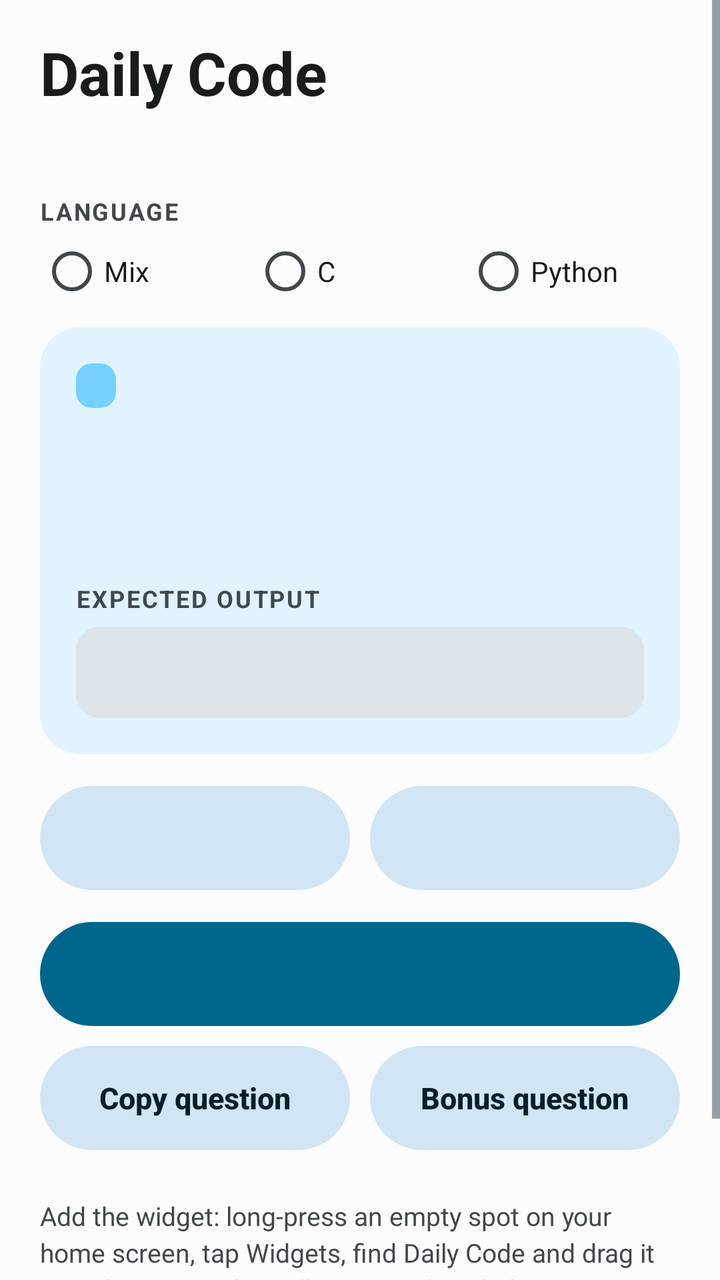
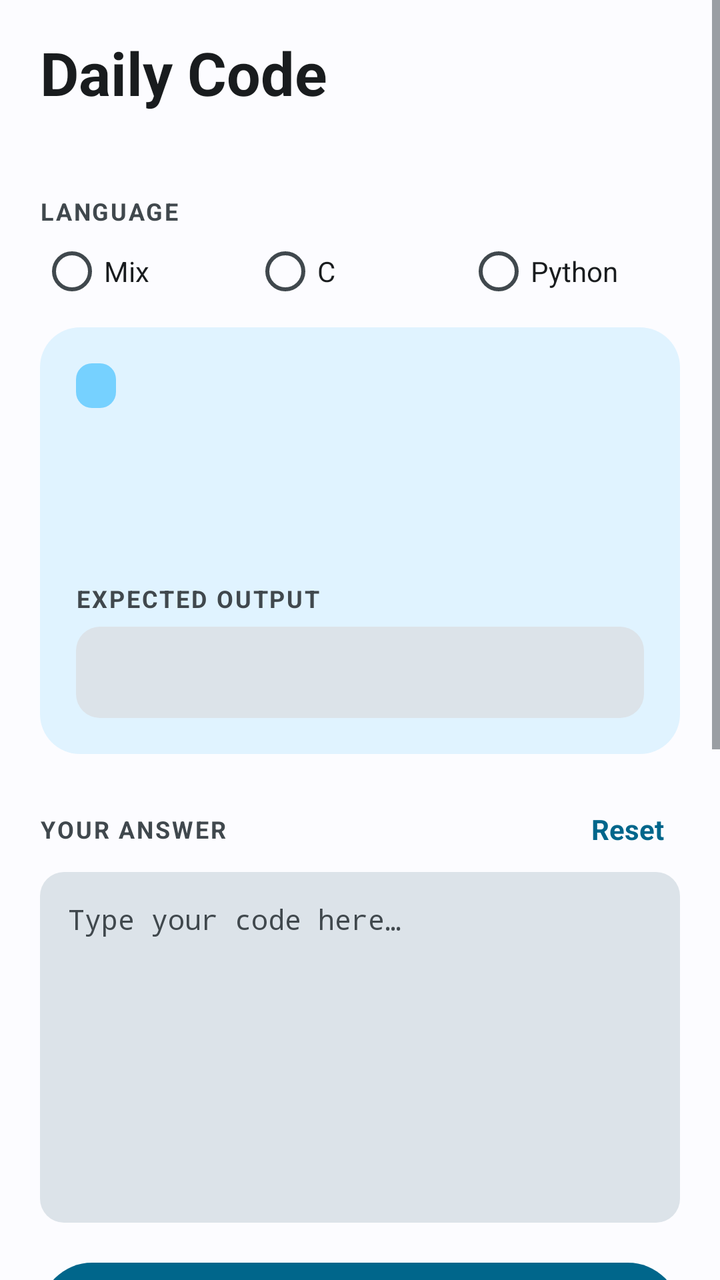

The first picture is an Android layout as it rendered before a commit; the second is the same layout after the commit. The layout source and the unified diff follow.
<!-- AndroidManifest.xml: application theme Theme.DailyCode -->
<!-- res/layout/activity_main.xml -->
<?xml version="1.0" encoding="utf-8"?>
<ScrollView xmlns:android="http://schemas.android.com/apk/res/android"
    android:id="@+id/scroll"
    android:layout_width="match_parent"
    android:layout_height="match_parent"
    android:background="@color/app_bg"
    android:clipToPadding="false"
    android:fillViewport="true">

    <LinearLayout
        android:id="@+id/content"
        android:layout_width="match_parent"
        android:layout_height="wrap_content"
        android:orientation="vertical"
        android:paddingStart="20dp"
        android:paddingTop="16dp"
        android:paddingEnd="20dp"
        android:paddingBottom="24dp">

        <TextView
            android:layout_width="wrap_content"
            android:layout_height="wrap_content"
            android:text="@string/app_name"
            android:textColor="@color/text_primary"
            android:textSize="30sp"
            android:textStyle="bold" />

        <TextView
            android:id="@+id/text_meta"
            android:layout_width="wrap_content"
            android:layout_height="wrap_content"
            android:layout_marginTop="2dp"
            android:textColor="@color/text_secondary"
            android:textSize="14sp" />

        <TextView
            style="@style/SectionLabel"
            android:layout_marginTop="20dp"
            android:text="@string/label_language" />

        <RadioGroup
            android:id="@+id/mode_group"
            android:layout_width="match_parent"
            android:layout_height="wrap_content"
            android:orientation="horizontal">

            <RadioButton
                android:id="@+id/mode_mix"
                android:layout_width="0dp"
                android:layout_height="wrap_content"
                android:layout_weight="1"
                android:text="@string/mode_mix"
                android:textColor="@color/text_primary" />

            <RadioButton
                android:id="@+id/mode_c"
                android:layout_width="0dp"
                android:layout_height="wrap_content"
                android:layout_weight="1"
                android:text="@string/mode_c"
                android:textColor="@color/text_primary" />

            <RadioButton
                android:id="@+id/mode_python"
                android:layout_width="0dp"
                android:layout_height="wrap_content"
                android:layout_weight="1"
                android:text="@string/mode_python"
                android:textColor="@color/text_primary" />
        </RadioGroup>

        
        <LinearLayout
            android:layout_width="match_parent"
            android:layout_height="wrap_content"
            android:layout_marginTop="12dp"
            android:background="@drawable/card_bg"
            android:orientation="vertical"
            android:padding="18dp">

            <LinearLayout
                android:layout_width="match_parent"
                android:layout_height="wrap_content"
                android:gravity="center_vertical"
                android:orientation="horizontal">

                <TextView
                    android:id="@+id/chip_lang"
                    android:layout_width="wrap_content"
                    android:layout_height="wrap_content"
                    android:background="@drawable/chip_py"
                    android:letterSpacing="0.06"
                    android:paddingStart="10dp"
                    android:paddingTop="3dp"
                    android:paddingEnd="10dp"
                    android:paddingBottom="3dp"
                    android:textColor="@color/chip_text"
                    android:textSize="12sp"
                    android:textStyle="bold" />

                <TextView
                    android:id="@+id/text_difficulty"
                    android:layout_width="wrap_content"
                    android:layout_height="wrap_content"
                    android:layout_marginStart="10dp"
                    android:textColor="@color/text_secondary"
                    android:textSize="13sp" />

                <TextView
                    android:id="@+id/text_bonus"
                    android:layout_width="wrap_content"
                    android:layout_height="wrap_content"
                    android:layout_marginStart="10dp"
                    android:text="@string/label_bonus"
                    android:textColor="@color/accent"
                    android:textSize="13sp"
                    android:textStyle="bold"
                    android:visibility="gone" />
            </LinearLayout>

            <TextView
                android:id="@+id/text_title"
                android:layout_width="match_parent"
                android:layout_height="wrap_content"
                android:layout_marginTop="12dp"
                android:textColor="@color/text_primary"
                android:textIsSelectable="true"
                android:textSize="22sp"
                android:textStyle="bold" />

            <TextView
                android:id="@+id/text_prompt"
                android:layout_width="match_parent"
                android:layout_height="wrap_content"
                android:layout_marginTop="8dp"
                android:lineSpacingExtra="4dp"
                android:textColor="@color/text_primary"
                android:textIsSelectable="true"
                android:textSize="16sp" />

            <TextView
                style="@style/SectionLabel"
                android:layout_marginTop="16dp"
                android:text="@string/label_expected_output" />

            <HorizontalScrollView
                android:layout_width="match_parent"
                android:layout_height="wrap_content"
                android:background="@drawable/code_bg"
                android:scrollbars="none">

                <TextView
                    android:id="@+id/text_output"
                    style="@style/CodeText" />
            </HorizontalScrollView>
        </LinearLayout>

        <LinearLayout
            android:layout_width="match_parent"
            android:layout_height="wrap_content"
            android:layout_marginTop="16dp"
            android:orientation="horizontal">

            <Button
                android:id="@+id/btn_hint"
                style="@style/SecondaryButton"
                android:layout_width="0dp"
                android:layout_weight="1" />

            <Button
                android:id="@+id/btn_solution"
                style="@style/SecondaryButton"
                android:layout_width="0dp"
                android:layout_marginStart="10dp"
                android:layout_weight="1" />
        </LinearLayout>

        <LinearLayout
            android:id="@+id/hint_box"
            android:layout_width="match_parent"
            android:layout_height="wrap_content"
            android:layout_marginTop="12dp"
            android:background="@drawable/card_bg"
            android:orientation="vertical"
            android:padding="16dp"
            android:visibility="gone">

            <TextView
                android:layout_width="wrap_content"
                android:layout_height="wrap_content"
                android:text="@string/label_hint"
                android:textColor="@color/text_primary"
                android:textSize="15sp"
                android:textStyle="bold" />

            <TextView
                android:id="@+id/text_hint"
                android:layout_width="match_parent"
                android:layout_height="wrap_content"
                android:layout_marginTop="6dp"
                android:lineSpacingExtra="3dp"
                android:textColor="@color/text_primary"
                android:textIsSelectable="true"
                android:textSize="15sp" />
        </LinearLayout>

        <LinearLayout
            android:id="@+id/solution_box"
            android:layout_width="match_parent"
            android:layout_height="wrap_content"
            android:layout_marginTop="12dp"
            android:orientation="vertical"
            android:visibility="gone">

            <TextView
                style="@style/SectionLabel"
                android:text="@string/label_solution" />

            <HorizontalScrollView
                android:layout_width="match_parent"
                android:layout_height="wrap_content"
                android:background="@drawable/code_bg"
                android:scrollbars="none">

                <TextView
                    android:id="@+id/text_solution"
                    style="@style/CodeText" />
            </HorizontalScrollView>
        </LinearLayout>

        <Button
            android:id="@+id/btn_solved"
            style="@style/PrimaryButton"
            android:layout_width="match_parent"
            android:layout_marginTop="16dp" />

        <LinearLayout
            android:layout_width="match_parent"
            android:layout_height="wrap_content"
            android:layout_marginTop="10dp"
            android:orientation="horizontal">

            <Button
                android:id="@+id/btn_copy"
                style="@style/SecondaryButton"
                android:layout_width="0dp"
                android:layout_weight="1"
                android:text="@string/btn_copy" />

            <Button
                android:id="@+id/btn_bonus"
                style="@style/SecondaryButton"
                android:layout_width="0dp"
                android:layout_marginStart="10dp"
                android:layout_weight="1"
                android:text="@string/btn_bonus" />
        </LinearLayout>

        <TextView
            android:layout_width="match_parent"
            android:layout_height="wrap_content"
            android:layout_marginTop="24dp"
            android:lineSpacingExtra="3dp"
            android:text="@string/tip_widget"
            android:textColor="@color/text_secondary"
            android:textSize="13sp" />
    </LinearLayout>
</ScrollView>
<!-- resources referenced by this layout -->
<resources>
  <color name="accent">@android:color/system_accent1_600</color>
  <color name="app_bg">@android:color/system_neutral1_10</color>
  <color name="chip_text">@android:color/system_neutral1_900</color>
  <color name="text_primary">@android:color/system_neutral1_900</color>
  <color name="text_secondary">@android:color/system_neutral2_700</color>
  <!-- drawable card_bg (drawable) -->
  <?xml version="1.0" encoding="utf-8"?>
  <shape xmlns:android="http://schemas.android.com/apk/res/android" android:shape="rectangle">
      <solid android:color="@color/card_bg" />
      <corners android:radius="20dp" />
  </shape>
  <!-- drawable chip_py (drawable) -->
  <?xml version="1.0" encoding="utf-8"?>
  <shape xmlns:android="http://schemas.android.com/apk/res/android" android:shape="rectangle">
      <solid android:color="@color/chip_py" />
      <corners android:radius="8dp" />
  </shape>
  <!-- drawable code_bg (drawable) -->
  <?xml version="1.0" encoding="utf-8"?>
  <shape xmlns:android="http://schemas.android.com/apk/res/android" android:shape="rectangle">
      <solid android:color="@color/code_bg" />
      <corners android:radius="12dp" />
  </shape>
  <string name="app_name">Daily Code</string>
  <string name="btn_bonus">Bonus question</string>
  <string name="btn_copy">Copy question</string>
  <string name="label_bonus">BONUS</string>
  <string name="label_expected_output">Expected output</string>
  <string name="label_hint">💡 Hint</string>
  <string name="label_language">Language</string>
  <string name="label_solution">Solution</string>
  <string name="mode_c">C</string>
  <string name="mode_mix">Mix</string>
  <string name="mode_python">Python</string>
  <string name="tip_widget">Add the widget: long-press an empty spot on your home screen, tap Widgets, find Daily Code and drag it into place. Stretch it taller to see the whole question.\n\nMix alternates Python and C each day. Questions start easy and get harder as the days go on.</string>
  <style name="PrimaryButton" parent="BaseButton">
          <item name="android:background">@drawable/btn_primary</item>
          <item name="android:textColor">@color/on_btn_primary</item>
      </style>
  <style name="SecondaryButton" parent="BaseButton">
          <item name="android:background">@drawable/btn_secondary</item>
          <item name="android:textColor">@color/on_btn_secondary</item>
      </style>
  <color name="card_bg">@android:color/system_accent2_50</color>
  <color name="chip_py">@android:color/system_accent1_200</color>
  <color name="code_bg">@android:color/system_neutral2_100</color>
  <color name="code_text">@android:color/system_neutral1_900</color>
  <!-- drawable btn_primary (drawable) -->
  <?xml version="1.0" encoding="utf-8"?>
  <ripple xmlns:android="http://schemas.android.com/apk/res/android"
      android:color="?android:attr/colorControlHighlight">
      <item>
          <shape android:shape="rectangle">
              <solid android:color="@color/btn_primary" />
              <corners android:radius="100dp" />
          </shape>
      </item>
  </ripple>
  <color name="on_btn_primary">@android:color/system_accent1_0</color>
  <color name="on_btn_secondary">@android:color/system_accent2_900</color>
  <color name="btn_primary">@android:color/system_accent1_600</color>
  <color name="btn_secondary">@android:color/system_accent2_100</color>
  <!-- unchanged entries left out for length: 5 -->
</resources>

<!-- the commit's change to res/layout/activity_main.xml (unified diff, before → after) -->
@@ -1,9 +1,14 @@
 <?xml version="1.0" encoding="utf-8"?>
-<ScrollView xmlns:android="http://schemas.android.com/apk/res/android"
+<FrameLayout xmlns:android="http://schemas.android.com/apk/res/android"
+    android:id="@+id/root"
+    android:layout_width="match_parent"
+    android:layout_height="match_parent"
+    android:background="@color/app_bg">
+
+<ScrollView
     android:id="@+id/scroll"
     android:layout_width="match_parent"
     android:layout_height="match_parent"
-    android:background="@color/app_bg"
     android:clipToPadding="false"
     android:fillViewport="true">
 
@@ -155,6 +160,107 @@
             </HorizontalScrollView>
         </LinearLayout>
 
+        
+        <LinearLayout
+            android:id="@+id/answer_section"
+            android:layout_width="match_parent"
+            android:layout_height="wrap_content"
+            android:layout_marginTop="20dp"
+            android:orientation="vertical">
+
+            <LinearLayout
+                android:layout_width="match_parent"
+                android:layout_height="wrap_content"
+                android:gravity="center_vertical"
+                android:orientation="horizontal">
+
+                <TextView
+                    style="@style/SectionLabel"
+                    android:layout_width="0dp"
+                    android:layout_marginBottom="0dp"
+                    android:layout_weight="1"
+                    android:text="@string/label_your_answer" />
+
+                <TextView
+                    android:id="@+id/btn_reset"
+                    android:layout_width="wrap_content"
+                    android:layout_height="wrap_content"
+                    android:background="?android:attr/selectableItemBackground"
+                    android:padding="8dp"
+                    android:text="@string/btn_reset"
+                    android:textColor="@color/accent"
+                    android:textSize="14sp"
+                    android:textStyle="bold" />
+            </LinearLayout>
+
+            <EditText
+                android:id="@+id/code_input"
+                android:layout_width="match_parent"
+                android:layout_height="wrap_content"
+                android:layout_marginTop="4dp"
+                android:background="@drawable/code_bg"
+                android:fontFamily="monospace"
+                android:gravity="top|start"
+                android:hint="@string/code_hint"
+                android:imeOptions="flagNoExtractUi"
+                android:importantForAutofill="no"
+                android:inputType="textMultiLine|textNoSuggestions|textVisiblePassword"
+                android:lineSpacingExtra="2dp"
+                android:minLines="8"
+                android:padding="14dp"
+                android:textColor="@color/code_text"
+                android:textColorHint="@color/text_secondary"
+                android:textSize="14sp" />
+
+            <HorizontalScrollView
+                android:layout_width="match_parent"
+                android:layout_height="wrap_content"
+                android:layout_marginTop="8dp"
+                android:scrollbars="none">
+
+                <LinearLayout
+                    android:id="@+id/symbol_bar"
+                    android:layout_width="wrap_content"
+                    android:layout_height="wrap_content"
+                    android:orientation="horizontal" />
+            </HorizontalScrollView>
+
+            <Button
+                android:id="@+id/btn_run"
+                style="@style/PrimaryButton"
+                android:layout_width="match_parent"
+                android:layout_marginTop="12dp"
+                android:text="@string/btn_run" />
+
+            <LinearLayout
+                android:id="@+id/result_box"
+                android:layout_width="match_parent"
+                android:layout_height="wrap_content"
+                android:layout_marginTop="12dp"
+                android:background="@drawable/result_good"
+                android:orientation="vertical"
+                android:padding="16dp"
+                android:visibility="gone">
+
+                <TextView
+                    android:id="@+id/result_title"
+                    android:layout_width="match_parent"
+                    android:layout_height="wrap_content"
+                    android:textSize="17sp"
+                    android:textStyle="bold" />
+
+                <TextView
+                    android:id="@+id/result_details"
+                    android:layout_width="match_parent"
+                    android:layout_height="wrap_content"
+                    android:layout_marginTop="6dp"
+                    android:lineSpacingExtra="2dp"
+                    android:textColor="@color/text_primary"
+                    android:textIsSelectable="true"
+                    android:textSize="14sp" />
+            </LinearLayout>
+        </LinearLayout>
+
         <LinearLayout
             android:layout_width="match_parent"
             android:layout_height="wrap_content"
@@ -230,7 +336,7 @@
 
         <Button
             android:id="@+id/btn_solved"
-            style="@style/PrimaryButton"
+            style="@style/SecondaryButton"
             android:layout_width="match_parent"
             android:layout_marginTop="16dp" />
 
@@ -266,3 +372,4 @@
             android:textSize="13sp" />
     </LinearLayout>
 </ScrollView>
+</FrameLayout>
<!-- resource entries referenced after the edit -->
@@ -23,18 +23,28 @@
       <solid android:color="@color/code_bg" />
       <corners android:radius="12dp" />
   </shape>
+  <!-- drawable result_good (drawable) -->
+  <?xml version="1.0" encoding="utf-8"?>
+  <shape xmlns:android="http://schemas.android.com/apk/res/android" android:shape="rectangle">
+      <solid android:color="@color/result_good_bg" />
+      <corners android:radius="16dp" />
+  </shape>
   <string name="app_name">Daily Code</string>
   <string name="btn_bonus">Bonus question</string>
   <string name="btn_copy">Copy question</string>
+  <string name="btn_reset">Reset</string>
+  <string name="btn_run">▶  Run &amp; check</string>
+  <string name="code_hint">Type your code here…</string>
   <string name="label_bonus">BONUS</string>
   <string name="label_expected_output">Expected output</string>
   <string name="label_hint">💡 Hint</string>
   <string name="label_language">Language</string>
   <string name="label_solution">Solution</string>
+  <string name="label_your_answer">Your answer</string>
   <string name="mode_c">C</string>
   <string name="mode_mix">Mix</string>
   <string name="mode_python">Python</string>
-  <string name="tip_widget">Add the widget: long-press an empty spot on your home screen, tap Widgets, find Daily Code and drag it into place. Stretch it taller to see the whole question.\n\nMix alternates Python and C each day. Questions start easy and get harder as the days go on.</string>
+  <string name="tip_widget">Tap ✏️ Answer on the widget to jump straight to the answer box. Run &amp; check sends your code to Compiler Explorer, a free online code runner, and compares what it prints with the expected output, so it needs an internet connection. Your code is saved as you type.\n\nMix alternates Python and C each day. Questions start easy and get harder as the days go on. Stretch the widget taller to see the whole question.</string>
   <style name="PrimaryButton" parent="BaseButton">
           <item name="android:background">@drawable/btn_primary</item>
           <item name="android:textColor">@color/on_btn_primary</item>
@@ -46,6 +56,7 @@
   <color name="card_bg">@android:color/system_accent2_50</color>
   <color name="chip_py">@android:color/system_accent1_200</color>
   <color name="code_bg">@android:color/system_neutral2_100</color>
+  <color name="result_good_bg">#DDF3E3</color>
   <color name="code_text">@android:color/system_neutral1_900</color>
   <!-- drawable btn_primary (drawable) -->
   <?xml version="1.0" encoding="utf-8"?>
